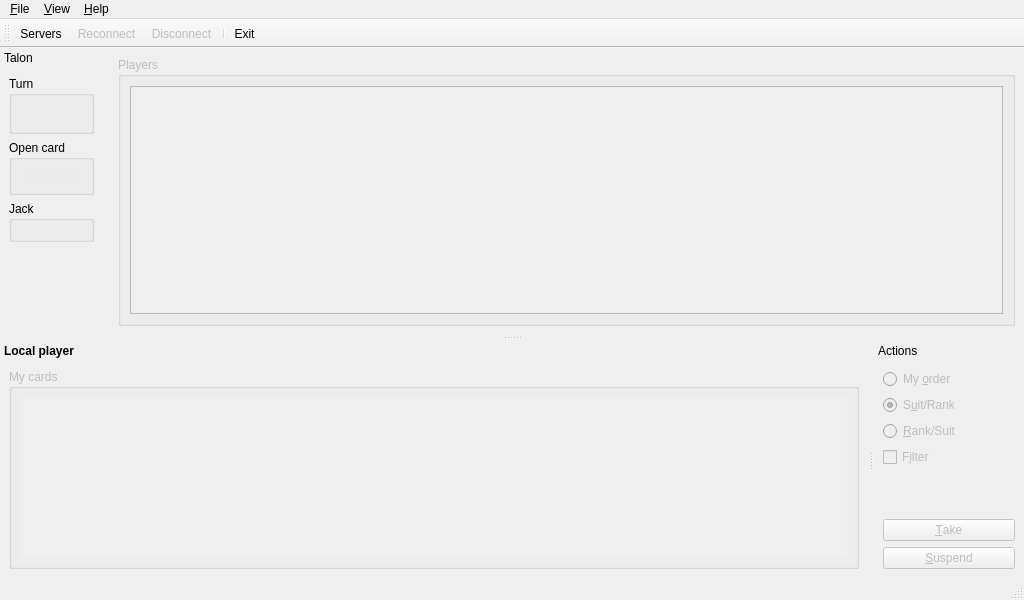
First picture: the form in src/mainwindow.ui, repository velnias75/NetMauMau-Qt-Client, before the edit.
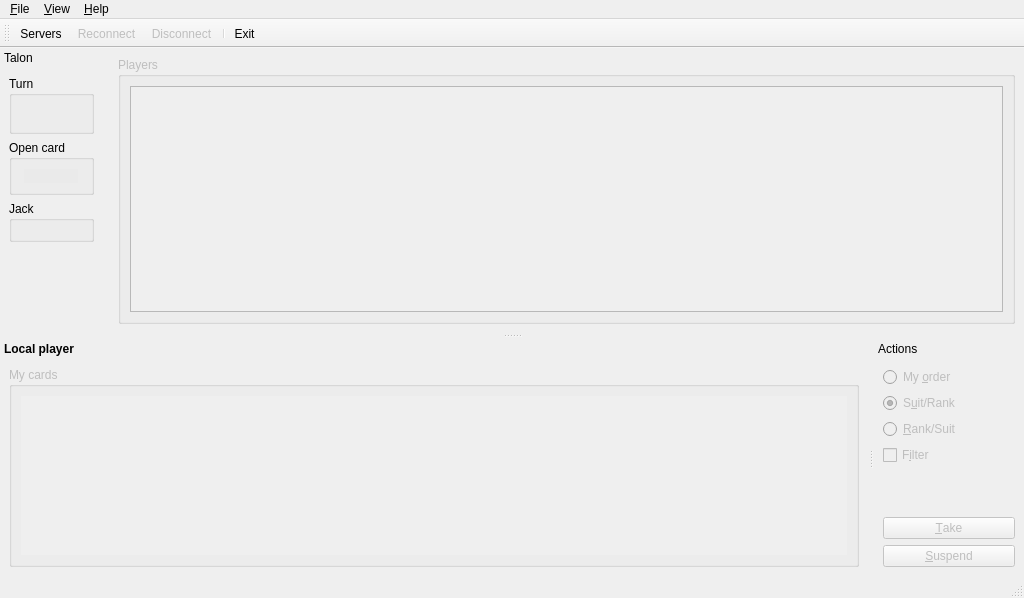
Second picture: the form after the edit. Icons and pictures are not drawn. Custom widgets are drawn as their Qt base class.

The edit to the form file:
```diff
--- a/src/mainwindow.ui
+++ b/src/mainwindow.ui
@@ -7,8 +7,8 @@
    <rect>
     <x>0</x>
     <y>0</y>
-    <width>1020</width>
-    <height>600</height>
+    <width>1018</width>
+    <height>598</height>
    </rect>
   </property>
   <property name="acceptDrops">
@@ -516,8 +516,8 @@
             <rect>
              <x>0</x>
              <y>0</y>
-             <width>845</width>
-             <height>165</height>
+             <width>838</width>
+             <height>169</height>
             </rect>
            </property>
            <layout class="QHBoxLayout" name="myCardsLayout">
```
Left out of the diff: 7 changed lines with no effect on the pictures.
